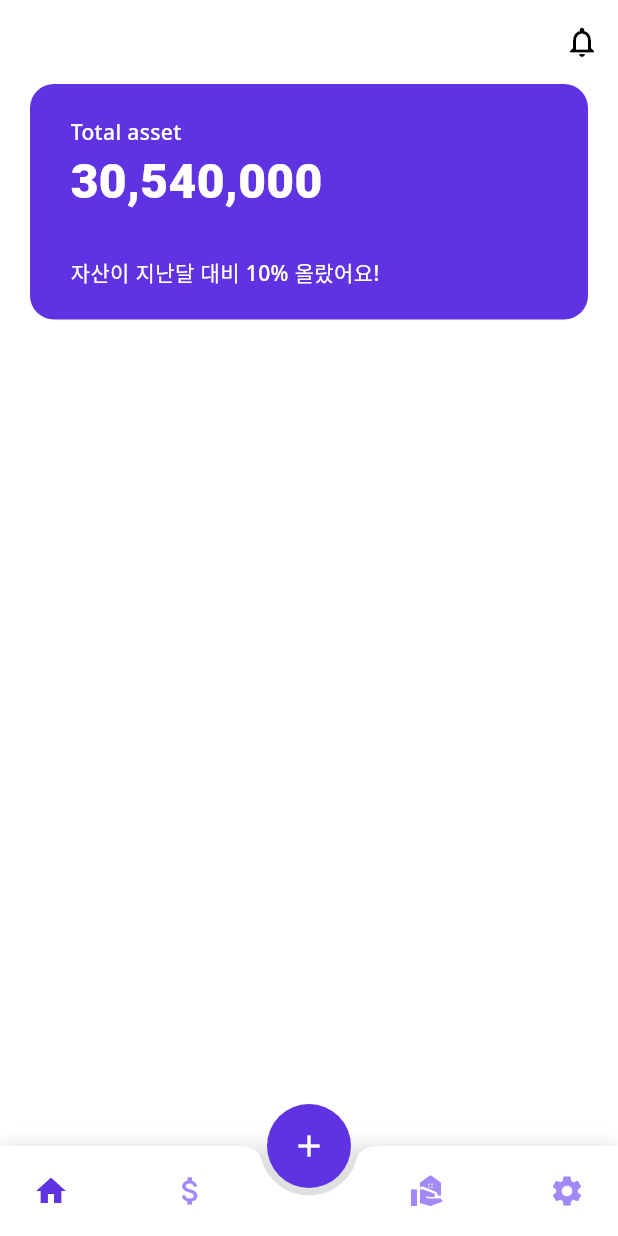
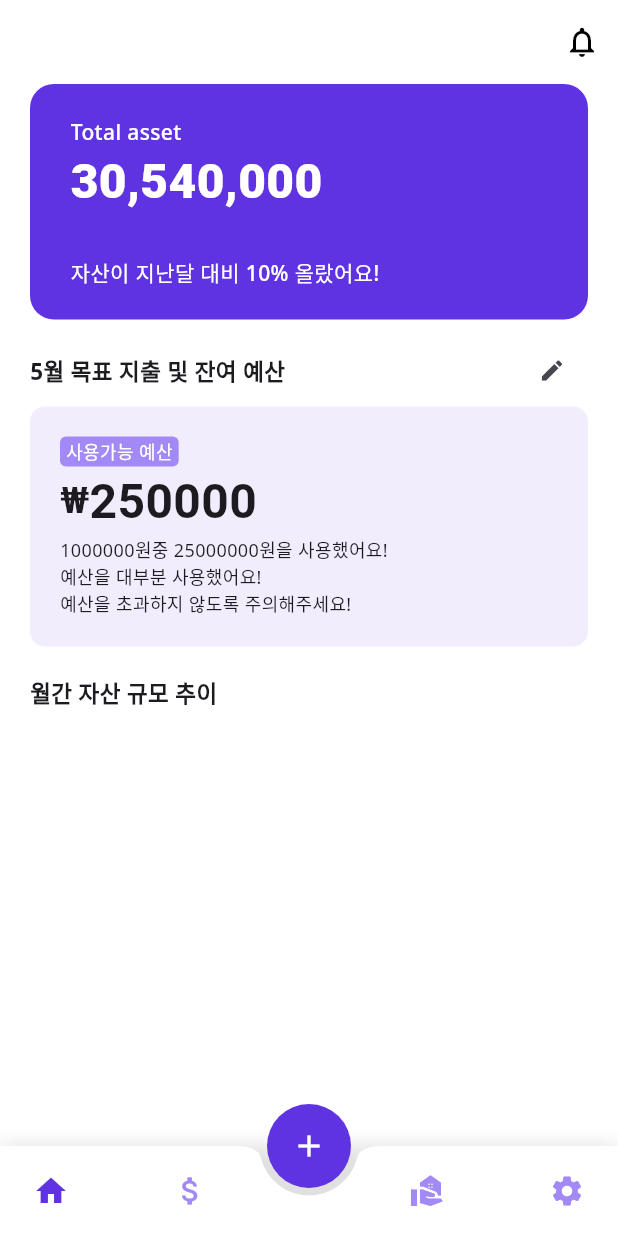
Before and after one commit to minckan/cash_stacker_flutter_app, a Flutter app: the screen it shows after launch, on a phone screen of 412 x 824 dp. Run offline on Flutter 3.47's test engine with Material 3 defaults, Android fonts, the phone set to English and light mode, and no system bars; our stand-ins replace cloud_firestore, firebase_auth, firebase_core, fl_chart, flutter_dotenv, flutter_svg and 1 more; missing offline and left inert: kakao_flutter_sdk_share, kakao_flutter_sdk_user; accounts and stored records are empty.

Commit message:
홈 스크린 ui 작업

```diff
--- a/lib/common/const/color.dart
+++ b/lib/common/const/color.dart
@@ -15,6 +15,8 @@ const INPUT_BORDER_COLOR = Color(0xffF3F2F2);
 const LIGHT_BACKGROUND_COLOR = Color(0xffEEE9FF);
 const LIGHT_BACKGROUND_COLOR2 = Color(0xffF1EDFD);
 const LIGHT_BACKGROUND_COLOR3 = Color(0xffF9F7FF);
+
+const TIP_FOR_LIGHT_BACKGROUND_COLOR = Color(0xffA289F5);
 
 const BORDER_COLOR = Color(0xffDCDCDC);
 
--- a/lib/home/screen/home_screen.dart
+++ b/lib/home/screen/home_screen.dart
@@ -71,11 +71,91 @@ class HomeScreen extends StatelessWidget {
                   ),
                 ),
               ),
-              // const Expanded(
-              //   child: Column(
-              //     children: [Text('data')],
-              //   ),
-              // )
+              const SizedBox(height: 10),
+              Row(
+                mainAxisAlignment: MainAxisAlignment.spaceBetween,
+                children: [
+                  const Text(
+                    '5월 목표 지출 및 잔여 예산',
+                    style: TextStyle(fontSize: 15, fontWeight: FontWeight.w700),
+                  ),
+                  IconButton(
+                      onPressed: () {},
+                      icon: const Icon(
+                        Icons.edit,
+                        size: 18,
+                      ))
+                ],
+              ),
+              Container(
+                decoration: BoxDecoration(
+                  color: LIGHT_BACKGROUND_COLOR2,
+                  borderRadius: BorderRadius.circular(10),
+                ),
+                child: Padding(
+                  padding: const EdgeInsets.all(20),
+                  child: Column(
+                    crossAxisAlignment: CrossAxisAlignment.start,
+                    children: [
+                      Container(
+                        decoration: BoxDecoration(
+                          color: TIP_FOR_LIGHT_BACKGROUND_COLOR,
+                          borderRadius: BorderRadius.circular(4),
+                        ),
+                        child: const Padding(
+                          padding:
+                              EdgeInsets.symmetric(horizontal: 4, vertical: 1),
+                          child: Text(
+                            '사용가능 예산',
+                            style: TextStyle(
+                              color: Colors.white,
+                              fontWeight: FontWeight.w500,
+                              fontSize: 12,
+                            ),
+                          ),
+                        ),
+                      ),
+                      const Row(
+                        crossAxisAlignment: CrossAxisAlignment.center,
+                        children: [
+                          Text(
+                            '₩',
+                            style: TextStyle(
+                                fontWeight: FontWeight.w700,
+                                fontSize: 24,
+                                fontFamily: 'Roboto'),
+                          ),
+                          Text(
+                            '250000',
+                            style: TextStyle(
+                              fontWeight: FontWeight.w700,
+                              fontSize: 32,
+                              fontFamily: 'Roboto',
+                            ),
+                          ),
+                        ],
+                      ),
+                      const Text(
+                        '1000000원중 25000000원을 사용했어요!',
+                        style: TextStyle(
+                          fontSize: 12,
+                        ),
+                      ),
+                      const Text(
+                        '예산을 대부분 사용했어요!\n예산을 초과하지 않도록 주의해주세요!',
+                        style: TextStyle(
+                          fontSize: 12,
+                        ),
+                      ),
+                    ],
+                  ),
+                ),
+              ),
+              const SizedBox(height: 20),
+              const Text(
+                '월간 자산 규모 추이',
+                style: TextStyle(fontSize: 15, fontWeight: FontWeight.w700),
+              ),
             ],
           ),
         ),
--- a/lib/portfolio/screen/main_portfolio_screen.dart
+++ b/lib/portfolio/screen/main_portfolio_screen.dart
@@ -13,6 +13,15 @@ class MainPortfolioScreen extends StatelessWidget {
     return DefaultLayout(
       title: '',
       actions: [
+        IconButton(
+          onPressed: () {
+            print('현재 환율 확인');
+          },
+          icon: const Icon(
+            Icons.currency_exchange,
+            color: Colors.black,
+          ),
+        ),
         IconButton(
           onPressed: () {
             print('카테고리 수정 메뉴');
```
